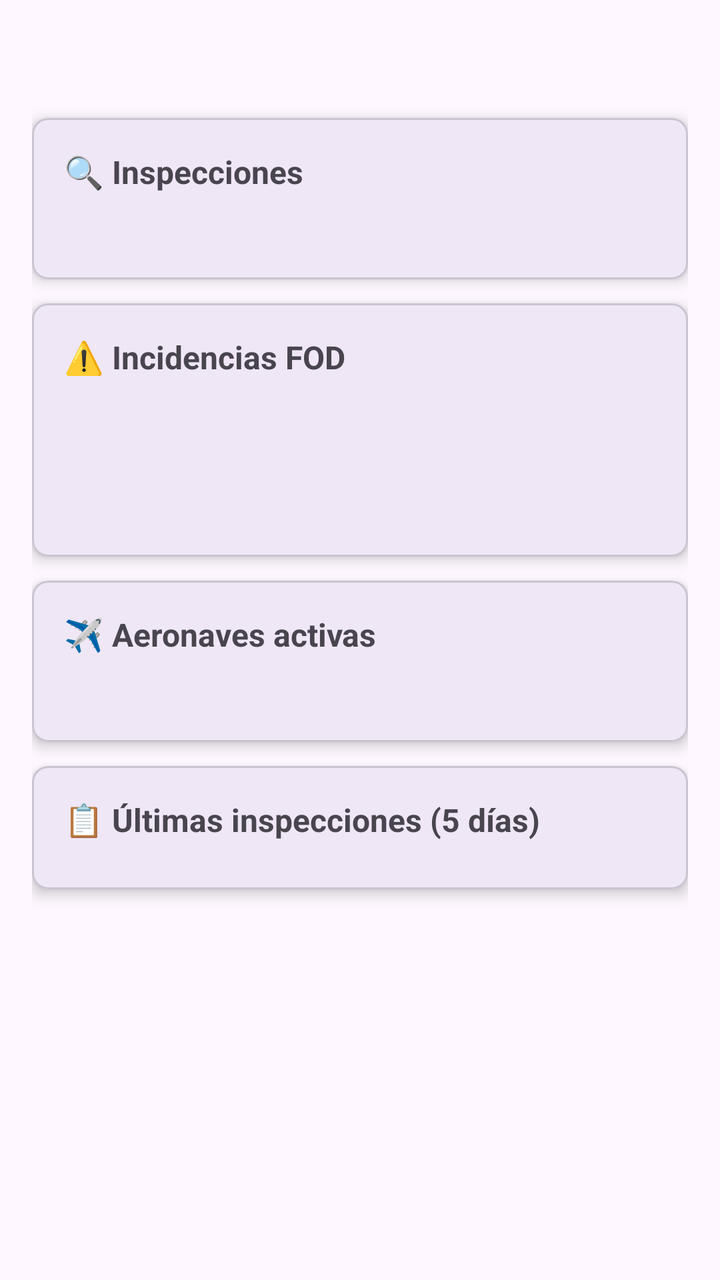
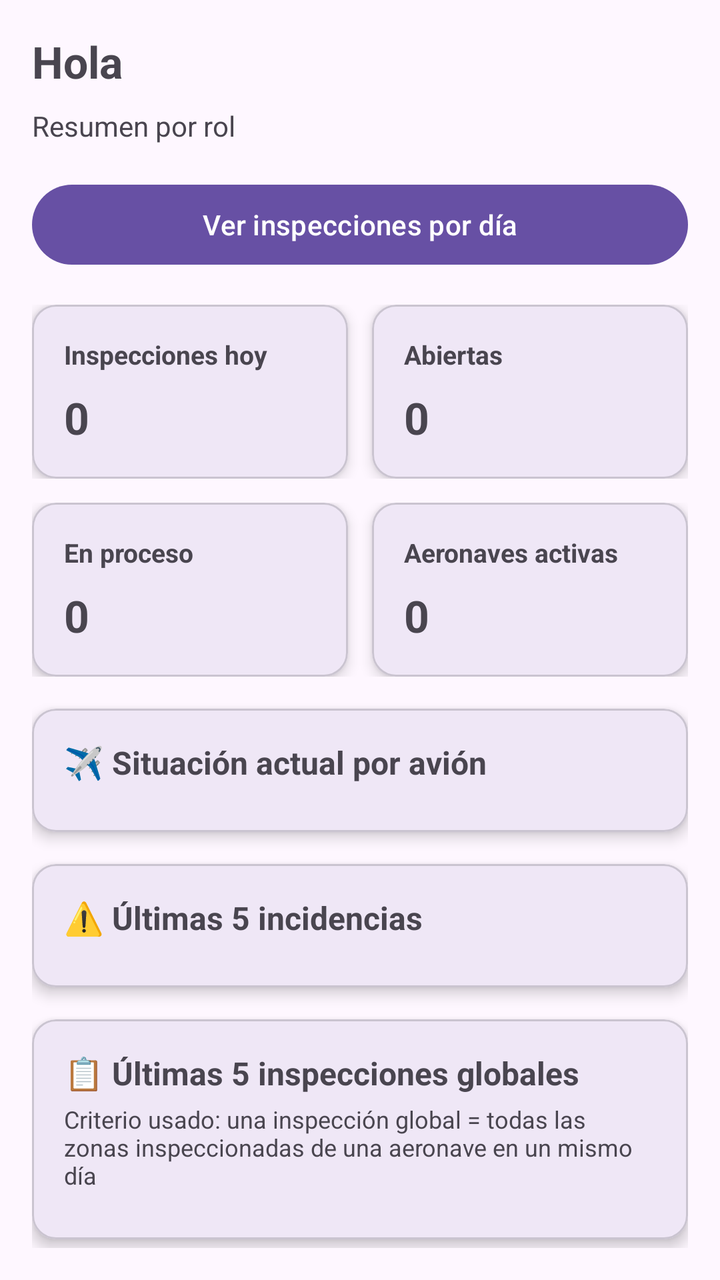

Before-and-after screenshots of an Android layout around one commit, followed by the original layout XML and the change that was made.
<!-- AndroidManifest.xml: application theme Theme.FodManager -->
<!-- res/layout/fragment_home.xml -->
<?xml version="1.0" encoding="utf-8"?>
<ScrollView xmlns:android="http://schemas.android.com/apk/res/android"
    android:layout_width="match_parent"
    android:layout_height="match_parent"
    android:padding="16dp">

    
    <LinearLayout
        android:layout_width="match_parent"
        android:layout_height="wrap_content"
        android:orientation="vertical">

        
        <TextView
            android:id="@+id/tvBienvenida"
            android:layout_width="wrap_content"
            android:layout_height="wrap_content"
            android:textSize="20sp"
            android:textStyle="bold"
            android:layout_marginBottom="16dp" />

        
        
        <com.google.android.material.card.MaterialCardView
            xmlns:app="http://schemas.android.com/apk/res-auto"
            android:layout_width="match_parent"
            android:layout_height="wrap_content"
            android:layout_marginBottom="12dp"
            app:cardCornerRadius="8dp"
            app:cardElevation="4dp">

            
            <LinearLayout
                android:layout_width="match_parent"
                android:layout_height="wrap_content"
                android:orientation="vertical"
                android:padding="16dp">

                
                <TextView
                    android:layout_width="wrap_content"
                    android:layout_height="wrap_content"
                    android:text="🔍 Inspecciones"
                    android:textSize="16sp"
                    android:textStyle="bold"
                    android:layout_marginBottom="8dp" />

                
                <TextView
                    android:id="@+id/tvTotalInspecciones"
                    android:layout_width="wrap_content"
                    android:layout_height="wrap_content"
                    android:textSize="14sp" />

            </LinearLayout>

        </com.google.android.material.card.MaterialCardView>

        
        
        <com.google.android.material.card.MaterialCardView
            xmlns:app="http://schemas.android.com/apk/res-auto"
            android:layout_width="match_parent"
            android:layout_height="wrap_content"
            android:layout_marginBottom="12dp"
            app:cardCornerRadius="8dp"
            app:cardElevation="4dp">

            
            <LinearLayout
                android:layout_width="match_parent"
                android:layout_height="wrap_content"
                android:orientation="vertical"
                android:padding="16dp">

                
                <TextView
                    android:layout_width="wrap_content"
                    android:layout_height="wrap_content"
                    android:text="⚠️ Incidencias FOD"
                    android:textSize="16sp"
                    android:textStyle="bold"
                    android:layout_marginBottom="8dp" />

                
                <TextView
                    android:id="@+id/tvIncidenciasAbiertas"
                    android:layout_width="wrap_content"
                    android:layout_height="wrap_content"
                    android:textSize="14sp"
                    android:layout_marginBottom="4dp" />

                
                <TextView
                    android:id="@+id/tvIncidenciasEnProceso"
                    android:layout_width="wrap_content"
                    android:layout_height="wrap_content"
                    android:textSize="14sp"
                    android:layout_marginBottom="4dp" />

                
                <TextView
                    android:id="@+id/tvIncidenciasCerradas"
                    android:layout_width="wrap_content"
                    android:layout_height="wrap_content"
                    android:textSize="14sp" />

            </LinearLayout>

        </com.google.android.material.card.MaterialCardView>

        
        
        <com.google.android.material.card.MaterialCardView
            xmlns:app="http://schemas.android.com/apk/res-auto"
            android:layout_width="match_parent"
            android:layout_height="wrap_content"
            android:layout_marginBottom="12dp"
            app:cardCornerRadius="8dp"
            app:cardElevation="4dp">

            
            <LinearLayout
                android:layout_width="match_parent"
                android:layout_height="wrap_content"
                android:orientation="vertical"
                android:padding="16dp">

                
                <TextView
                    android:layout_width="wrap_content"
                    android:layout_height="wrap_content"
                    android:text="✈️ Aeronaves activas"
                    android:textSize="16sp"
                    android:textStyle="bold"
                    android:layout_marginBottom="8dp" />

                
                <TextView
                    android:id="@+id/tvTotalAeronaves"
                    android:layout_width="wrap_content"
                    android:layout_height="wrap_content"
                    android:textSize="14sp" />

            </LinearLayout>

        </com.google.android.material.card.MaterialCardView>

        
        
        <com.google.android.material.card.MaterialCardView
            xmlns:app="http://schemas.android.com/apk/res-auto"
            android:layout_width="match_parent"
            android:layout_height="wrap_content"
            android:layout_marginBottom="12dp"
            app:cardCornerRadius="8dp"
            app:cardElevation="4dp">

            
            <LinearLayout
                android:layout_width="match_parent"
                android:layout_height="wrap_content"
                android:orientation="vertical"
                android:padding="16dp">

                
                <TextView
                    android:layout_width="wrap_content"
                    android:layout_height="wrap_content"
                    android:text="📋 Últimas inspecciones (5 días)"
                    android:textSize="16sp"
                    android:textStyle="bold"
                    android:layout_marginBottom="8dp" />

                
                <LinearLayout
                    android:id="@+id/llUltimasInspecciones"
                    android:layout_width="match_parent"
                    android:layout_height="wrap_content"
                    android:orientation="vertical" />

            </LinearLayout>

        </com.google.android.material.card.MaterialCardView>

    </LinearLayout>

</ScrollView>
<!-- resources referenced by this layout -->
<resources>
  <style name="Theme.FodManager" parent="Base.Theme.FodManager" />
  <style name="Base.Theme.FodManager" parent="Theme.Material3.DayNight.NoActionBar">
          
          
      </style>
</resources>

<!-- the commit's change to res/layout/fragment_home.xml (unified diff, before → after) -->
@@ -1,10 +1,11 @@
 <?xml version="1.0" encoding="utf-8"?>
 <ScrollView xmlns:android="http://schemas.android.com/apk/res/android"
+    xmlns:app="http://schemas.android.com/apk/res-auto"
     android:layout_width="match_parent"
     android:layout_height="match_parent"
-    android:padding="16dp">
-
-    
+    android:padding="16dp"
+    android:paddingBottom="24dp">
+
     <LinearLayout
         android:layout_width="match_parent"
         android:layout_height="wrap_content"
@@ -15,174 +16,277 @@
             android:id="@+id/tvBienvenida"
             android:layout_width="wrap_content"
             android:layout_height="wrap_content"
-            android:textSize="20sp"
-            android:textStyle="bold"
+            android:layout_marginBottom="8dp"
+            android:text="Hola"
+            android:textSize="22sp"
+            android:textStyle="bold" />
+
+        
+        <TextView
+            android:id="@+id/tvResumenRol"
+            android:layout_width="match_parent"
+            android:layout_height="wrap_content"
+            android:text="Resumen por rol"
+            android:textSize="14sp"
             android:layout_marginBottom="16dp" />
 
         
+        <Button
+            android:id="@+id/btnVerResumenDiario"
+            android:layout_width="match_parent"
+            android:layout_height="wrap_content"
+            android:text="Ver inspecciones por día"
+            android:layout_marginBottom="16dp" />
+
+        
+        <LinearLayout
+            android:layout_width="match_parent"
+            android:layout_height="wrap_content"
+            android:orientation="horizontal"
+            android:layout_marginBottom="12dp">
+
+            
+            <com.google.android.material.card.MaterialCardView
+                android:layout_width="0dp"
+                android:layout_height="wrap_content"
+                android:layout_weight="1"
+                android:layout_marginEnd="6dp"
+                app:cardCornerRadius="12dp"
+                app:cardElevation="4dp">
+
+                <LinearLayout
+                    android:layout_width="match_parent"
+                    android:layout_height="wrap_content"
+                    android:orientation="vertical"
+                    android:padding="16dp">
+
+                    <TextView
+                        android:layout_width="wrap_content"
+                        android:layout_height="wrap_content"
+                        android:text="Inspecciones hoy"
+                        android:textSize="13sp"
+                        android:textStyle="bold"
+                        android:layout_marginBottom="8dp" />
+
+                    <TextView
+                        android:id="@+id/tvKpiInspeccionesHoy"
+                        android:layout_width="wrap_content"
+                        android:layout_height="wrap_content"
+                        android:text="0"
+                        android:textSize="22sp"
+                        android:textStyle="bold" />
+                </LinearLayout>
+            </com.google.android.material.card.MaterialCardView>
+
+            
+            <com.google.android.material.card.MaterialCardView
+                android:layout_width="0dp"
+                android:layout_height="wrap_content"
+                android:layout_weight="1"
+                android:layout_marginStart="6dp"
+                app:cardCornerRadius="12dp"
+                app:cardElevation="4dp">
+
+                <LinearLayout
+                    android:layout_width="match_parent"
+                    android:layout_height="wrap_content"
+                    android:orientation="vertical"
+                    android:padding="16dp">
+
+                    <TextView
+                        android:layout_width="wrap_content"
+                        android:layout_height="wrap_content"
+                        android:text="Abiertas"
+                        android:textSize="13sp"
+                        android:textStyle="bold"
+                        android:layout_marginBottom="8dp" />
+
+                    <TextView
+                        android:id="@+id/tvKpiAbiertas"
+                        android:layout_width="wrap_content"
+                        android:layout_height="wrap_content"
+                        android:text="0"
+                        android:textSize="22sp"
+                        android:textStyle="bold" />
+                </LinearLayout>
+            </com.google.android.material.card.MaterialCardView>
+        </LinearLayout>
+
+        
+        <LinearLayout
+            android:layout_width="match_parent"
+            android:layout_height="wrap_content"
+            android:orientation="horizontal"
+            android:layout_marginBottom="16dp">
+
+            
+            <com.google.android.material.card.MaterialCardView
+                android:layout_width="0dp"
+                android:layout_height="wrap_content"
+                android:layout_weight="1"
+                android:layout_marginEnd="6dp"
+                app:cardCornerRadius="12dp"
+                app:cardElevation="4dp">
+
+                <LinearLayout
+                    android:layout_width="match_parent"
+                    android:layout_height="wrap_content"
+                    android:orientation="vertical"
+                    android:padding="16dp">
+
+                    <TextView
+                        android:layout_width="wrap_content"
+                        android:layout_height="wrap_content"
+                        android:text="En proceso"
+                        android:textSize="13sp"
+                        android:textStyle="bold"
+                        android:layout_marginBottom="8dp" />
+
+                    <TextView
+                        android:id="@+id/tvKpiEnProceso"
+                        android:layout_width="wrap_content"
+                        android:layout_height="wrap_content"
+                        android:text="0"
+                        android:textSize="22sp"
+                        android:textStyle="bold" />
+                </LinearLayout>
+            </com.google.android.material.card.MaterialCardView>
+
+            
+            <com.google.android.material.card.MaterialCardView
+                android:layout_width="0dp"
+                android:layout_height="wrap_content"
+                android:layout_weight="1"
+                android:layout_marginStart="6dp"
+                app:cardCornerRadius="12dp"
+                app:cardElevation="4dp">
+
+                <LinearLayout
+                    android:layout_width="match_parent"
+                    android:layout_height="wrap_content"
+                    android:orientation="vertical"
+                    android:padding="16dp">
+
+                    <TextView
+                        android:layout_width="wrap_content"
+                        android:layout_height="wrap_content"
+                        android:text="Aeronaves activas"
+                        android:textSize="13sp"
+                        android:textStyle="bold"
+                        android:layout_marginBottom="8dp" />
+
+                    <TextView
+                        android:id="@+id/tvKpiAeronavesActivas"
+                        android:layout_width="wrap_content"
+                        android:layout_height="wrap_content"
+                        android:text="0"
+                        android:textSize="22sp"
+                        android:textStyle="bold" />
+                </LinearLayout>
+            </com.google.android.material.card.MaterialCardView>
+        </LinearLayout>
+
         
         <com.google.android.material.card.MaterialCardView
-            xmlns:app="http://schemas.android.com/apk/res-auto"
-            android:layout_width="match_parent"
-            android:layout_height="wrap_content"
-            android:layout_marginBottom="12dp"
-            app:cardCornerRadius="8dp"
+            android:layout_width="match_parent"
+            android:layout_height="wrap_content"
+            android:layout_marginBottom="16dp"
+            app:cardCornerRadius="12dp"
             app:cardElevation="4dp">
 
-            
             <LinearLayout
                 android:layout_width="match_parent"
                 android:layout_height="wrap_content"
                 android:orientation="vertical"
                 android:padding="16dp">
 
-                
                 <TextView
                     android:layout_width="wrap_content"
                     android:layout_height="wrap_content"
-                    android:text="🔍 Inspecciones"
+                    android:text="✈️ Situación actual por avión"
                     android:textSize="16sp"
                     android:textStyle="bold"
                     android:layout_marginBottom="8dp" />
 
                 
-                <TextView
-                    android:id="@+id/tvTotalInspecciones"
-                    android:layout_width="wrap_content"
-                    android:layout_height="wrap_content"
-                    android:textSize="14sp" />
-
+                <LinearLayout
+                    android:id="@+id/llEstadoAeronaves"
+                    android:layout_width="match_parent"
+                    android:layout_height="wrap_content"
+                    android:orientation="vertical" />
             </LinearLayout>
-
         </com.google.android.material.card.MaterialCardView>
 
         
-        
         <com.google.android.material.card.MaterialCardView
-            xmlns:app="http://schemas.android.com/apk/res-auto"
-            android:layout_width="match_parent"
-            android:layout_height="wrap_content"
-            android:layout_marginBottom="12dp"
-            app:cardCornerRadius="8dp"
+            android:layout_width="match_parent"
+            android:layout_height="wrap_content"
+            android:layout_marginBottom="16dp"
+            app:cardCornerRadius="12dp"
             app:cardElevation="4dp">
 
-            
             <LinearLayout
                 android:layout_width="match_parent"
                 android:layout_height="wrap_content"
                 android:orientation="vertical"
                 android:padding="16dp">
 
-                
                 <TextView
                     android:layout_width="wrap_content"
                     android:layout_height="wrap_content"
-                    android:text="⚠️ Incidencias FOD"
+                    android:text="⚠️ Últimas 5 incidencias"
                     android:textSize="16sp"
                     android:textStyle="bold"
                     android:layout_marginBottom="8dp" />
 
                 
-                <TextView
-                    android:id="@+id/tvIncidenciasAbiertas"
-                    android:layout_width="wrap_content"
-                    android:layout_height="wrap_content"
-                    android:textSize="14sp"
-                    android:layout_marginBottom="4dp" />
-
-                
-                <TextView
-                    android:id="@+id/tvIncidenciasEnProceso"
-                    android:layout_width="wrap_content"
-                    android:layout_height="wrap_content"
-                    android:textSize="14sp"
-                    android:layout_marginBottom="4dp" />
-
-                
-                <TextView
-                    android:id="@+id/tvIncidenciasCerradas"
-                    android:layout_width="wrap_content"
-                    android:layout_height="wrap_content"
-                    android:textSize="14sp" />
-
+                <LinearLayout
+                    android:id="@+id/llUltimasIncidencias"
+                    android:layout_width="match_parent"
+                    android:layout_height="wrap_content"
+                    android:orientation="vertical" />
             </LinearLayout>
-
         </com.google.android.material.card.MaterialCardView>
 
         
-        
         <com.google.android.material.card.MaterialCardView
-            xmlns:app="http://schemas.android.com/apk/res-auto"
-            android:layout_width="match_parent"
-            android:layout_height="wrap_content"
-            android:layout_marginBottom="12dp"
-            app:cardCornerRadius="8dp"
+            android:layout_width="match_parent"
+            android:layout_height="wrap_content"
+            android:layout_marginBottom="16dp"
+            app:cardCornerRadius="12dp"
             app:cardElevation="4dp">
 
-            
             <LinearLayout
                 android:layout_width="match_parent"
                 android:layout_height="wrap_content"
                 android:orientation="vertical"
                 android:padding="16dp">
 
-                
                 <TextView
                     android:layout_width="wrap_content"
                     android:layout_height="wrap_content"
-                    android:text="✈️ Aeronaves activas"
+                    android:text="📋 Últimas 5 inspecciones globales"
                     android:textSize="16sp"
                     android:textStyle="bold"
+                    android:layout_marginBottom="4dp" />
+
+                
+                <TextView
+                    android:layout_width="match_parent"
+                    android:layout_height="wrap_content"
+                    android:text="Criterio usado: una inspección global = todas las zonas inspeccionadas de una aeronave en un mismo día"
+                    android:textSize="12sp"
                     android:layout_marginBottom="8dp" />
 
                 
-                <TextView
-                    android:id="@+id/tvTotalAeronaves"
-                    android:layout_width="wrap_content"
-                    android:layout_height="wrap_content"
-                    android:textSize="14sp" />
-
+                <LinearLayout
+                    android:id="@+id/llUltimasInspeccionesGlobales"
+                    android:layout_width="match_parent"
+                    android:layout_height="wrap_content"
+                    android:orientation="vertical" />
             </LinearLayout>
-
         </com.google.android.material.card.MaterialCardView>
 
-        
-        
-        <com.google.android.material.card.MaterialCardView
-            xmlns:app="http://schemas.android.com/apk/res-auto"
-            android:layout_width="match_parent"
-            android:layout_height="wrap_content"
-            android:layout_marginBottom="12dp"
-            app:cardCornerRadius="8dp"
-            app:cardElevation="4dp">
-
-            
-            <LinearLayout
-                android:layout_width="match_parent"
-                android:layout_height="wrap_content"
-                android:orientation="vertical"
-                android:padding="16dp">
-
-                
-                <TextView
-                    android:layout_width="wrap_content"
-                    android:layout_height="wrap_content"
-                    android:text="📋 Últimas inspecciones (5 días)"
-                    android:textSize="16sp"
-                    android:textStyle="bold"
-                    android:layout_marginBottom="8dp" />
-
-                
-                <LinearLayout
-                    android:id="@+id/llUltimasInspecciones"
-                    android:layout_width="match_parent"
-                    android:layout_height="wrap_content"
-                    android:orientation="vertical" />
-
-            </LinearLayout>
-
-        </com.google.android.material.card.MaterialCardView>
-
     </LinearLayout>
 
 </ScrollView>
